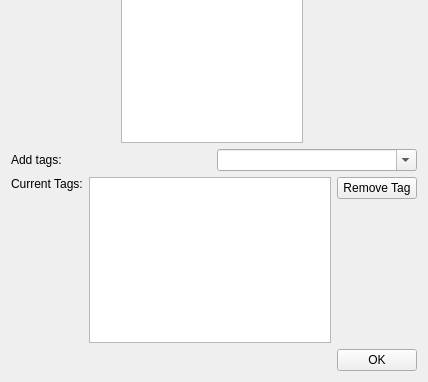
Old version of the form NoteKeeperWithGUI/AddNoteDialog.ui in the repository AHB99/note-keeper-with-gui; both pictures show x 0 to 428 and y 262 to 644 of the 428 by 644 pixel window.
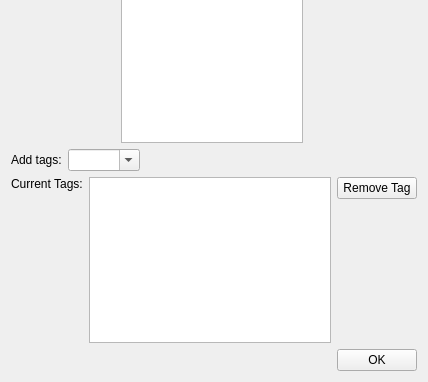
New version of the form.

Diff of the .ui file:
```diff
--- a/NoteKeeperWithGUI/AddNoteDialog.ui
+++ b/NoteKeeperWithGUI/AddNoteDialog.ui
@@ -159,6 +159,19 @@
          </property>
         </widget>
        </item>
+       <item>
+        <spacer name="horizontalSpacer_2">
+         <property name="orientation">
+          <enum>Qt::Horizontal</enum>
+         </property>
+         <property name="sizeHint" stdset="0">
+          <size>
+           <width>40</width>
+           <height>20</height>
+          </size>
+         </property>
+        </spacer>
+       </item>
       </layout>
      </item>
      <item>
```
